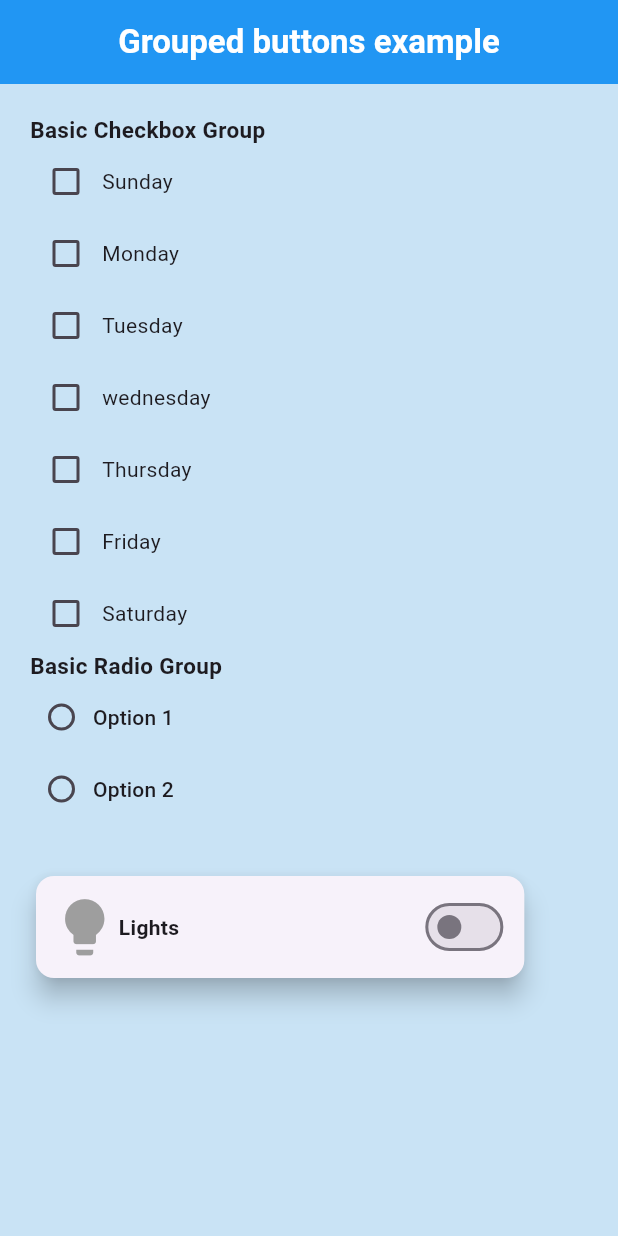
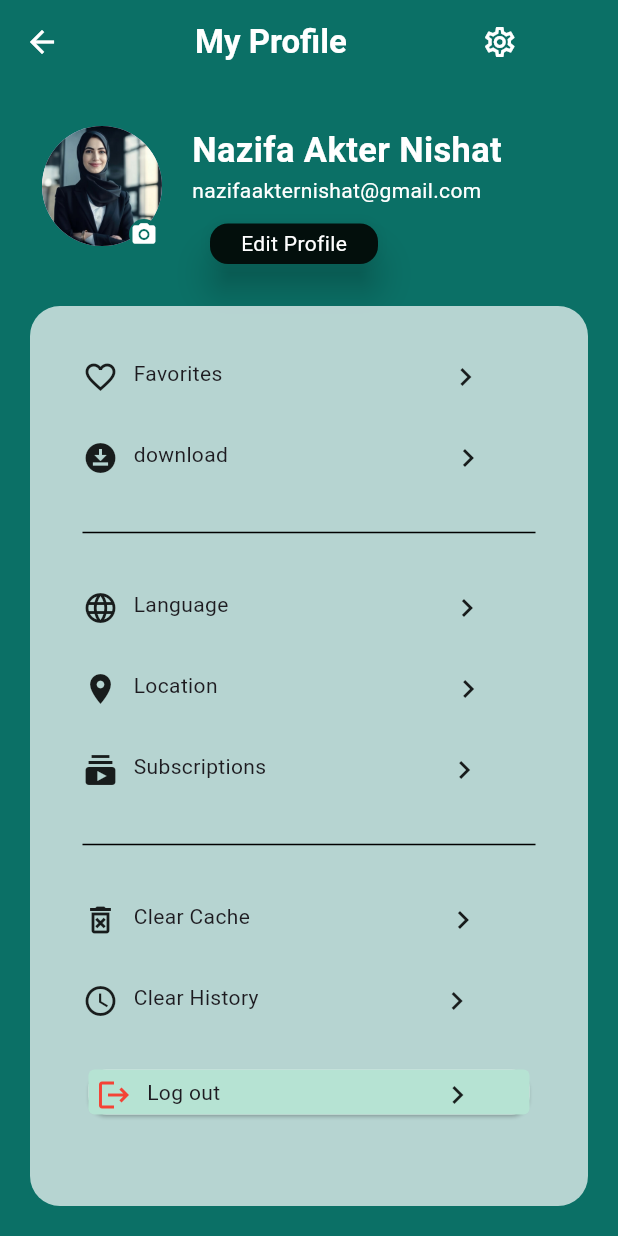
Before and after one commit to nazifanishat09/coder_angon, a Flutter app: the screen it shows after launch, on a phone screen of 412 x 824 dp. Run offline on Flutter 3.47's test engine with Material 3 defaults, Android fonts, the phone set to English and light mode, and no system bars.

Commit message:
profile page

```diff
--- a/lib/main.dart
+++ b/lib/main.dart
@@ -1,6 +1,7 @@
 import 'package:flutter/material.dart';
 import 'package:nishat/task1.dart';
 import 'package:nishat/task2.dart';
+import 'package:nishat/task3.dart';
 import 'package:nishat/task_2.dart';
 
 void main(){
@@ -15,7 +16,7 @@ class MyApp extends StatelessWidget {
     return MaterialApp(
     theme: ThemeData.light(),
       debugShowCheckedModeBanner: false,
-      home: TaskButton(),
+      home: Task3(),
 
     );
   }
--- /dev/null
+++ b/lib/task3.dart
@@ -0,0 +1,256 @@
+import 'package:flutter/material.dart';
+
+class Task3 extends StatefulWidget {
+  const Task3({super.key});
+
+  @override
+  State<Task3> createState() => _Task3State();
+}
+
+class _Task3State extends State<Task3> {
+  @override
+  Widget build(BuildContext context) {
+    return SafeArea(
+      child: Scaffold(
+        backgroundColor: Color(0xff0B7066),
+        appBar: AppBar(
+          backgroundColor: Color(0xff0B7066),
+
+          centerTitle: true,
+          title: Row(
+            children: [
+              Icon(Icons.arrow_back, color: Colors.white),
+              SizedBox(width: 90),
+              Text(
+                "My Profile",
+                style: TextStyle(
+                  color: Colors.white,
+                  fontWeight: FontWeight.bold,
+                ),
+              ),
+              SizedBox(width: 90),
+              Icon(Icons.settings_outlined, color: Colors.white),
+            ],
+          ),
+        ),
+        body: Padding(
+          padding: const EdgeInsets.all(20),
+          child: Column(
+            children: [
+              Padding(
+                padding: const EdgeInsets.all(8.0),
+                child: Row(
+                  mainAxisAlignment: MainAxisAlignment.start,
+                  crossAxisAlignment: CrossAxisAlignment.start,
+                  spacing: 20,
+                  children: [
+                    Stack(
+                      clipBehavior: Clip.none,
+                      children: [
+                        CircleAvatar(
+                          radius: 40,
+                          backgroundImage: AssetImage("assets/girl.jpg"),
+                        ),
+
+                        Positioned(
+                          bottom: -2,
+                          right: 2,
+                          child: Container(
+                            height: 20,
+                            width: 20,
+                            decoration: BoxDecoration(
+                              color: Color(0xff0B7066),
+                              shape: BoxShape.circle,
+                            ),
+                            child: const Icon(
+                              Icons.camera_alt_rounded,
+                              color: Colors.white,
+                              size: 18,
+                            ),
+                          ),
+                        ),
+                      ],
+                    ),
+
+                    Column(
+                      mainAxisAlignment: MainAxisAlignment.start,
+                      crossAxisAlignment: CrossAxisAlignment.start,
+                      children: [
+                        Text(
+                          "Nazifa Akter Nishat ",
+                          style: TextStyle(
+                            fontWeight: FontWeight.bold,
+                            color: Colors.white,
+                            fontSize: 23,
+                          ),
+                        ),
+                        Text(
+                          "nazifaakternishat@gmail.com",
+                          style: TextStyle(color: Colors.white),
+                        ),
+                        Padding(
+                          padding: const EdgeInsets.all(8),
+                          child: Row(
+                            mainAxisAlignment: MainAxisAlignment.center,
+                            crossAxisAlignment: CrossAxisAlignment.center,
+                            children: [
+                              Container(
+                                height: 35,
+                                width: 120,
+                                child: Card(
+                                  elevation: 10,
+                                  color: Color(0xff030F0C),
+                                  child: Padding(
+                                    padding: const EdgeInsets.all(3),
+                                    child: Row(
+                                      mainAxisAlignment:
+                                          MainAxisAlignment.center,
+                                      children: [
+                                        Text(
+                                          "Edit Profile",
+                                          style: TextStyle(color: Colors.white),
+                                        ),
+                                      ],
+                                    ),
+                                  ),
+                                ),
+                              ),
+                            ],
+                          ),
+                        ),
+                      ],
+                    ),
+                  ],
+                ),
+              ),
+
+              Spacer(),
+              Container(
+                height: 600,
+                width: double.infinity,
+                decoration: BoxDecoration(
+                  color: Colors.white.withOpacity(0.7),
+                  borderRadius: BorderRadius.all(Radius.circular(20)),
+                ),
+                child: Padding(
+                  padding: const EdgeInsets.all(35),
+                  child: Column(
+                    spacing: 30,
+
+                    children: [
+                      Row(
+                        crossAxisAlignment: CrossAxisAlignment.start,
+                        mainAxisAlignment: MainAxisAlignment.start,
+                        children: [
+                          Icon(Icons.favorite_border),
+                          SizedBox(width: 10),
+                          Text("Favorites"),
+                          SizedBox(width: 150),
+                          Icon(Icons.chevron_right),
+                        ],
+                      ),
+                      Row(
+                        crossAxisAlignment: CrossAxisAlignment.start,
+                        mainAxisAlignment: MainAxisAlignment.start,
+                        children: [
+                          Icon(Icons.download_for_offline_sharp),
+                          SizedBox(width: 10),
+                          Text("download"),
+                          SizedBox(width: 148),
+                          Icon(Icons.chevron_right),
+                        ],
+                      ),
+                      Divider(color: Colors.black),
+                      Row(
+                        crossAxisAlignment: CrossAxisAlignment.start,
+                        mainAxisAlignment: MainAxisAlignment.start,
+                        children: [
+                          Icon(Icons.language),
+                          SizedBox(width: 10),
+                          Text("Language"),
+                          SizedBox(width: 147),
+                          Icon(Icons.chevron_right),
+                        ],
+                      ),
+                      Row(
+                        crossAxisAlignment: CrossAxisAlignment.start,
+                        mainAxisAlignment: MainAxisAlignment.start,
+                        children: [
+                          Icon(Icons.location_on),
+                          SizedBox(width: 10),
+                          Text("Location"),
+                          SizedBox(width: 155),
+                          Icon(Icons.chevron_right),
+                        ],
+                      ),
+                      Row(
+                        crossAxisAlignment: CrossAxisAlignment.start,
+                        mainAxisAlignment: MainAxisAlignment.start,
+                        children: [
+                          Icon(Icons.subscriptions),
+                          SizedBox(width: 10),
+                          Text("Subscriptions"),
+                          SizedBox(width: 120),
+                          Icon(Icons.chevron_right),
+                        ],
+                      ),
+                      Divider(color: Colors.black),
+                      Row(
+                        crossAxisAlignment: CrossAxisAlignment.start,
+                        mainAxisAlignment: MainAxisAlignment.start,
+                        children: [
+                          Icon(Icons.delete_forever_outlined),
+                          SizedBox(width: 10),
+                          Text("Clear Cache"),
+                          SizedBox(width: 130),
+                          Icon(Icons.chevron_right),
+                        ],
+                      ),
+                      Row(
+                        crossAxisAlignment: CrossAxisAlignment.start,
+                        mainAxisAlignment: MainAxisAlignment.start,
+                        children: [
+                          Icon(Icons.access_time),
+                          SizedBox(width: 10),
+                          Text("Clear History"),
+                          SizedBox(width: 120),
+                          Icon(Icons.chevron_right),
+                        ],
+                      ),
+                      Card(
+                        elevation: 1,
+                        child: Container(
+                          height: 30,
+                          width: double.infinity,
+                          decoration: BoxDecoration(
+                            color: Color(0xffB6E3D3),
+                            borderRadius: BorderRadius.all(Radius.circular(4)),
+                          ),
+
+                          child: Padding(
+                            padding: const EdgeInsets.all(5),
+                            child: Row(
+                              crossAxisAlignment: CrossAxisAlignment.start,
+                              mainAxisAlignment: MainAxisAlignment.start,
+                              children: [
+                                Icon(Icons.logout, color: Colors.red),
+                                SizedBox(width: 10),
+                                Text("Log out"),
+                                SizedBox(width: 146.17),
+                                Icon(Icons.chevron_right),
+                              ],
+                            ),
+                          ),
+                        ),
+                      ),
+                    ],
+                  ),
+                ),
+              ),
+            ],
+          ),
+        ),
+      ),
+    );
+  }
+}
--- a/pubspec.yaml
+++ b/pubspec.yaml
@@ -57,7 +57,7 @@ flutter:
   uses-material-design: true
 
   assets:
-    - assets/nishatt.jpg
+    - assets/
   #   - images/a_dot_ham.jpeg
 
   # An image asset can refer to one or more resolution-specific "variants", see
```
Also changed, not shown: assets/girl.jpg (added).
